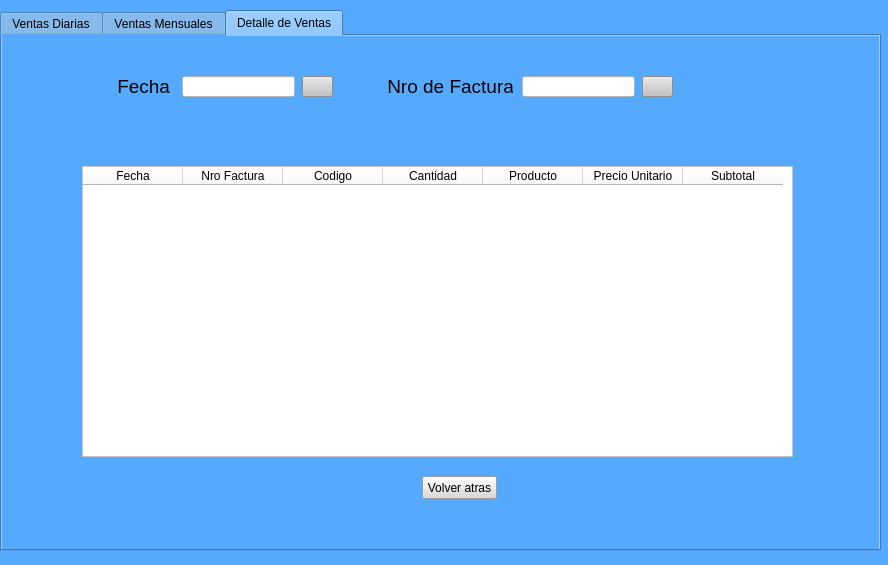
First picture: the form in Views/informeDeVentas.ui, repository Miguel8819/Sistema_TweetyTesis, before the edit.
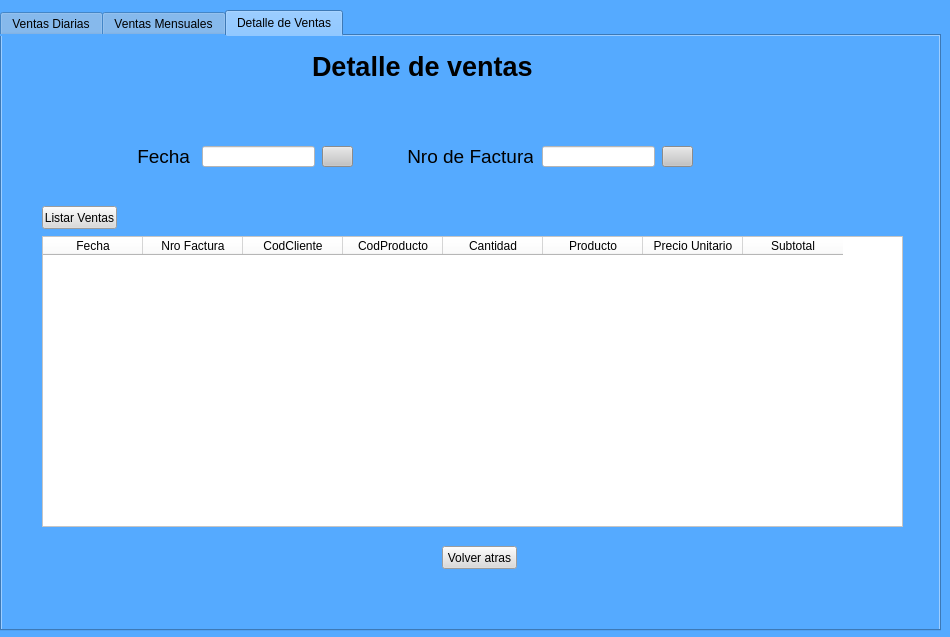
Second picture: the form after the edit. The open tabs and pages were chosen to show the change. Icons and pictures are not drawn.

Commit message: Informe de ventas trabajado

The edit to the form file:
```diff
--- a/Views/informeDeVentas.ui
+++ b/Views/informeDeVentas.ui
@@ -6,8 +6,8 @@
    <rect>
     <x>0</x>
     <y>0</y>
-    <width>888</width>
-    <height>565</height>
+    <width>950</width>
+    <height>637</height>
    </rect>
   </property>
   <property name="windowTitle">
@@ -21,8 +21,8 @@
     <rect>
      <x>0</x>
      <y>10</y>
-     <width>881</width>
-     <height>541</height>
+     <width>941</width>
+     <height>621</height>
     </rect>
    </property>
    <property name="currentIndex">
@@ -242,17 +242,23 @@
      <string>Detalle de Ventas</string>
     </attribute>
     <widget class="QTableWidget" name="tableWidget_3">
+     <property name="enabled">
+      <bool>true</bool>
+     </property>
      <property name="geometry">
       <rect>
-       <x>80</x>
-       <y>130</y>
-       <width>711</width>
+       <x>40</x>
+       <y>200</y>
+       <width>861</width>
        <height>291</height>
       </rect>
      </property>
      <property name="styleSheet">
       <string notr="true">background-color: rgb(255, 255, 255);</string>
      </property>
+     <property name="sizeAdjustPolicy">
+      <enum>QAbstractScrollArea::AdjustToContents</enum>
+     </property>
      <column>
       <property name="text">
        <string>Fecha</string>
@@ -265,7 +271,12 @@
      </column>
      <column>
       <property name="text">
-       <string>Codigo</string>
+       <string>CodCliente</string>
+      </property>
+     </column>
+     <column>
+      <property name="text">
+       <string>CodProducto</string>
       </property>
      </column>
      <column>
@@ -292,8 +303,8 @@
     <widget class="QLineEdit" name="search_fecha_2">
      <property name="geometry">
       <rect>
-       <x>180</x>
-       <y>40</y>
+       <x>200</x>
+       <y>110</y>
        <width>113</width>
        <height>21</height>
       </rect>
@@ -305,8 +316,8 @@
     <widget class="QPushButton" name="Boton_Buscar_2">
      <property name="geometry">
       <rect>
-       <x>300</x>
-       <y>40</y>
+       <x>320</x>
+       <y>110</y>
        <width>31</width>
        <height>21</height>
       </rect>
@@ -326,8 +337,8 @@
     <widget class="QLabel" name="label_2">
      <property name="geometry">
       <rect>
-       <x>110</x>
-       <y>40</y>
+       <x>130</x>
+       <y>110</y>
        <width>61</width>
        <height>21</height>
       </rect>
@@ -344,8 +355,8 @@
     <widget class="QLineEdit" name="search_nroFactura">
      <property name="geometry">
       <rect>
-       <x>520</x>
-       <y>40</y>
+       <x>540</x>
+       <y>110</y>
        <width>113</width>
        <height>21</height>
       </rect>
@@ -357,8 +368,8 @@
     <widget class="QPushButton" name="Boton_Buscar_3">
      <property name="geometry">
       <rect>
-       <x>640</x>
-       <y>40</y>
+       <x>660</x>
+       <y>110</y>
        <width>31</width>
        <height>21</height>
       </rect>
@@ -378,8 +389,8 @@
     <widget class="QLabel" name="label_3">
      <property name="geometry">
       <rect>
-       <x>380</x>
-       <y>40</y>
+       <x>400</x>
+       <y>110</y>
        <width>131</width>
        <height>21</height>
       </rect>
@@ -396,8 +407,8 @@
     <widget class="QPushButton" name="Btn_volver3">
      <property name="geometry">
       <rect>
-       <x>420</x>
-       <y>440</y>
+       <x>440</x>
+       <y>510</y>
        <width>75</width>
        <height>23</height>
       </rect>
@@ -409,6 +420,42 @@
       <string>Volver atras</string>
      </property>
     </widget>
+    <widget class="QPushButton" name="Btn_listar">
+     <property name="geometry">
+      <rect>
+       <x>40</x>
+       <y>170</y>
+       <width>75</width>
+       <height>23</height>
+      </rect>
+     </property>
+     <property name="styleSheet">
+      <string notr="true">background-color: rgb(218, 218, 218);</string>
+     </property>
+     <property name="text">
+      <string>Listar Ventas</string>
+     </property>
+    </widget>
+    <widget class="QLabel" name="label_6">
+     <property name="geometry">
+      <rect>
+       <x>310</x>
+       <y>10</y>
+       <width>271</width>
+       <height>41</height>
+      </rect>
+     </property>
+     <property name="font">
+      <font>
+       <pointsize>20</pointsize>
+       <weight>75</weight>
+       <bold>true</bold>
+      </font>
+     </property>
+     <property name="text">
+      <string>Detalle de ventas</string>
+     </property>
+    </widget>
    </widget>
   </widget>
  </widget>
```
Left out of the diff: 101 changed lines with no effect on the pictures. The commit also changes 7 other files.
